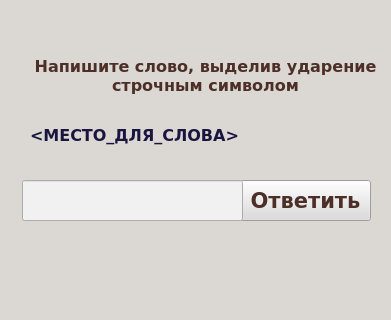
Before: the Qt Designer form SessionUI.ui in Kirlevi/RusProjectStress, drawn with Qt 5; both pictures show x 0 to 391 and y 0 to 320 of the 391 by 489 pixel window.
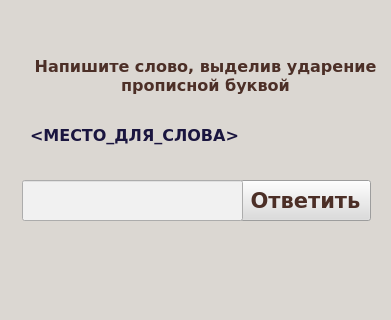
After: the same form once the commit is applied.

```diff
--- a/SessionUI.ui
+++ b/SessionUI.ui
@@ -122,7 +122,7 @@
      <string notr="true">color: rgb(76, 47, 39);</string>
     </property>
     <property name="text">
-     <string>Напишите слово, выделив ударение строчным символом</string>
+     <string>Напишите слово, выделив ударение прописной буквой</string>
     </property>
     <property name="scaledContents">
      <bool>false</bool>
```
